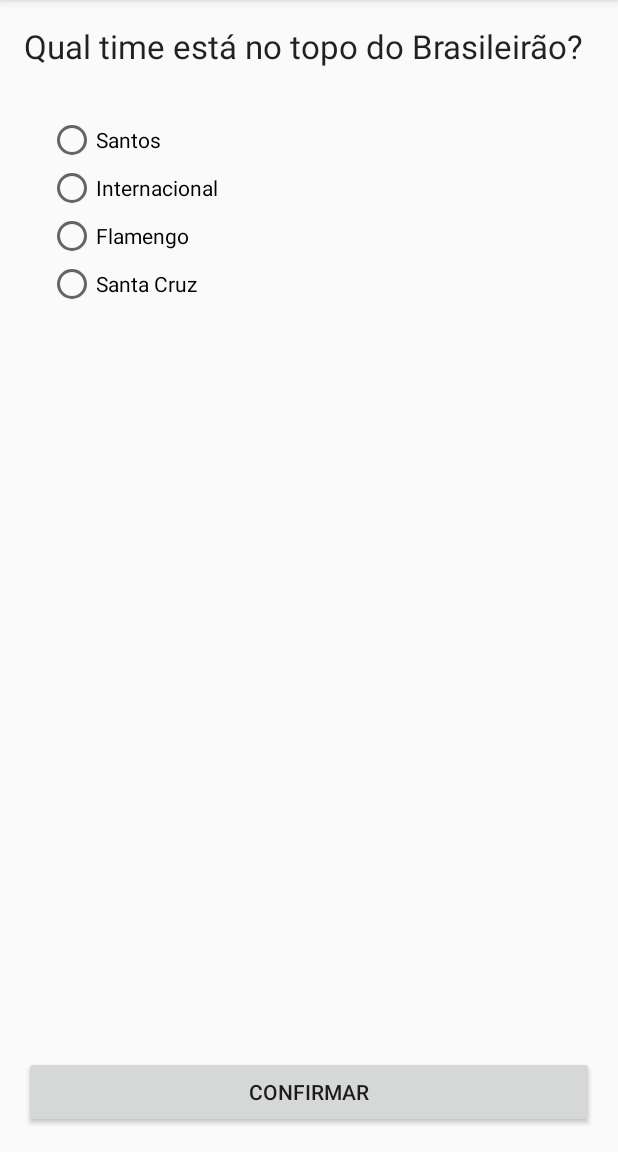
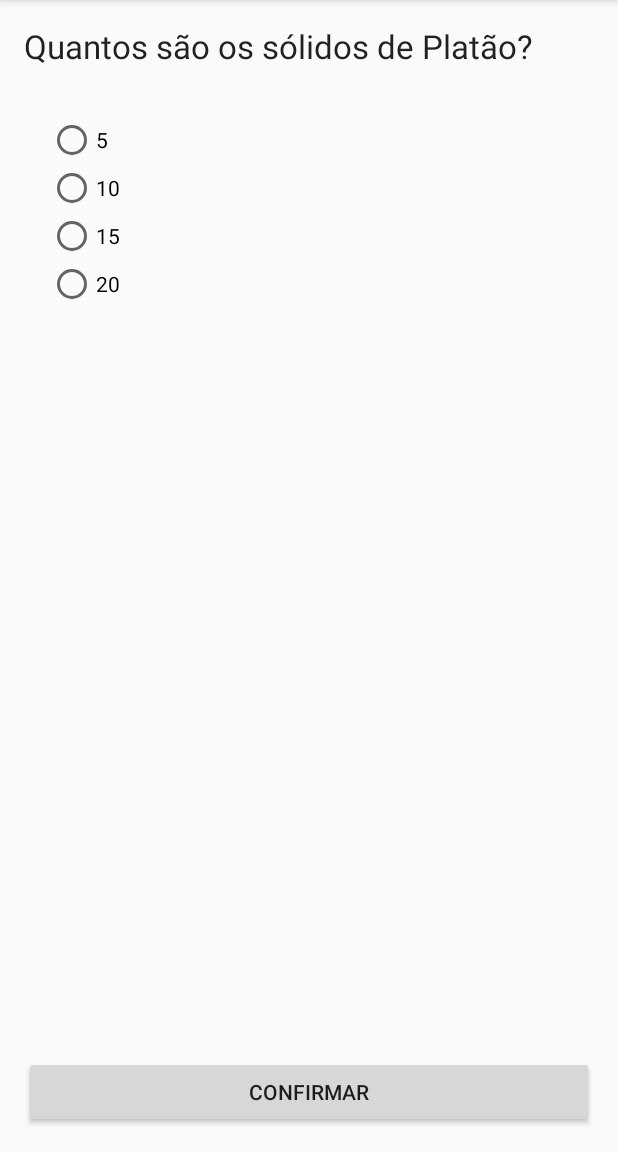
Before and after one commit to MobileTeacher/AndroidM2, an Android app: the screen it shows after launch (MainActivity), after a tap on "CONFIRMAR", on a phone screen of 412 x 824 dp, the part 84-1236 px from its top. Run offline under Robolectric (Android 15) with nearby library versions, the phone set to English and light mode, and no system bars.

```diff
--- a/SabeNada/app/src/main/java/br/com/programacaodinamica/sabedenada/MainActivity.kt
+++ b/SabeNada/app/src/main/java/br/com/programacaodinamica/sabedenada/MainActivity.kt
@@ -8,17 +8,54 @@ import kotlinx.android.synthetic.main.activity_main.*
 class MainActivity : AppCompatActivity() {
 
     val questions = listOf(question1, question2)
+    var currentIndex = 0
+    var selectedOption = -1
 
     override fun onCreate(savedInstanceState: Bundle?) {
         super.onCreate(savedInstanceState)
         setContentView(R.layout.activity_main)
 
+
+        // Configura uma pergunta na tela
+        val currentQuestion = questions[currentIndex]
+        question_textview.text = currentQuestion.text
+        option0_radiobutton.text = currentQuestion.options[0]
+        option1_radiobutton.text = currentQuestion.options[1]
+        option2_radiobutton.text = currentQuestion.options[2]
+        option3_radiobutton.text = currentQuestion.options[3]
+
+
         // adiciona uma função ao botão
         confirmation_button.setOnClickListener {
-            Toast.makeText(this,
-                "Foi Clicado!",
-                Toast.LENGTH_LONG).show()
+
+            selectedOption = when(radiogroup.checkedRadioButtonId){
+                R.id.option0_radiobutton -> 0
+                R.id.option1_radiobutton -> 1
+                R.id.option2_radiobutton -> 2
+                R.id.option3_radiobutton -> 3
+                else -> -1
+            }
+
+            if (selectedOption != -1){
+                if (selectedOption == currentQuestion.answer){
+                    Toast.makeText(this,
+                        "Parabéns, você acertou!",
+                        Toast.LENGTH_LONG).show()
+                } else {
+                    Toast.makeText(this,
+                        "ERROU!!!!",
+                        Toast.LENGTH_LONG).show()
+                }
+            } else {
+                Toast.makeText(this,
+                    "Selecione uma alternativa!",
+                    Toast.LENGTH_LONG).show()
+            }
+
         }
 
     }
+
+
+
 }
--- a/SabeNada/app/src/main/java/br/com/programacaodinamica/sabedenada/Question.kt
+++ b/SabeNada/app/src/main/java/br/com/programacaodinamica/sabedenada/Question.kt
@@ -5,10 +5,14 @@ class Question(val text: String,
                val answer: Int)
 
 
-val question1 = Question("Qual timer está no topo?",
-    listOf("Santos", "Internacional", "Flamengo", "Santa Cruz"),
-    2)
+val question1 = Question("Quantos são os sólidos de Platão?",
+    listOf("5", "10", "15", "20"),
+    0)
 
 val question2 = Question("Em que ano foi proclamada a República brasileira?",
     listOf("1822", "1888", "1860", "1889"),
     3)
+
+val question3 = Question("Qual timer está no topo?",
+    listOf("Santos", "Internacional", "Flamengo", "Santa Cruz"),
+    2)
--- a/SabeNada/app/src/main/res/layout/activity_main.xml
+++ b/SabeNada/app/src/main/res/layout/activity_main.xml
@@ -10,7 +10,7 @@
             android:text="@string/question_example_string"
             android:layout_width="0dp"
             android:layout_height="wrap_content"
-            android:id="@+id/textView" app:layout_constraintEnd_toEndOf="parent" android:layout_marginEnd="16dp"
+            android:id="@+id/question_textview" app:layout_constraintEnd_toEndOf="parent" android:layout_marginEnd="16dp"
             android:layout_marginRight="16dp" android:layout_marginTop="16dp"
             app:layout_constraintTop_toTopOf="parent" app:layout_constraintStart_toStartOf="parent"
             android:layout_marginLeft="16dp" android:layout_marginStart="16dp"
@@ -19,28 +19,28 @@
             android:layout_width="wrap_content"
             android:layout_height="wrap_content"
             android:layout_marginTop="32dp"
-            app:layout_constraintTop_toBottomOf="@+id/textView" app:layout_constraintStart_toStartOf="parent"
-            android:layout_marginLeft="32dp" android:layout_marginStart="32dp">
+            app:layout_constraintTop_toBottomOf="@+id/question_textview" app:layout_constraintStart_toStartOf="parent"
+            android:layout_marginLeft="32dp" android:layout_marginStart="32dp" android:id="@+id/radiogroup">
         <RadioButton
                 android:text="@string/option1_example_string"
                 android:layout_width="wrap_content"
                 android:layout_height="wrap_content"
-                android:id="@+id/radioButton3"/>
+                android:id="@+id/option0_radiobutton"/>
         <RadioButton
                 android:text="@string/option2_example_string"
                 android:layout_width="wrap_content"
                 android:layout_height="wrap_content"
-                android:id="@+id/radioButton4"/>
+                android:id="@+id/option1_radiobutton"/>
         <RadioButton
                 android:text="@string/option3_example_string"
                 android:layout_width="wrap_content"
                 android:layout_height="wrap_content"
-                android:id="@+id/radioButton2"/>
+                android:id="@+id/option2_radiobutton"/>
         <RadioButton
                 android:text="@string/option4_example_string"
                 android:layout_width="wrap_content"
                 android:layout_height="wrap_content"
-                android:id="@+id/radioButton"/>
+                android:id="@+id/option3_radiobutton"/>
     </RadioGroup>
     <Button
             android:text="@string/confirmation_string"
```
